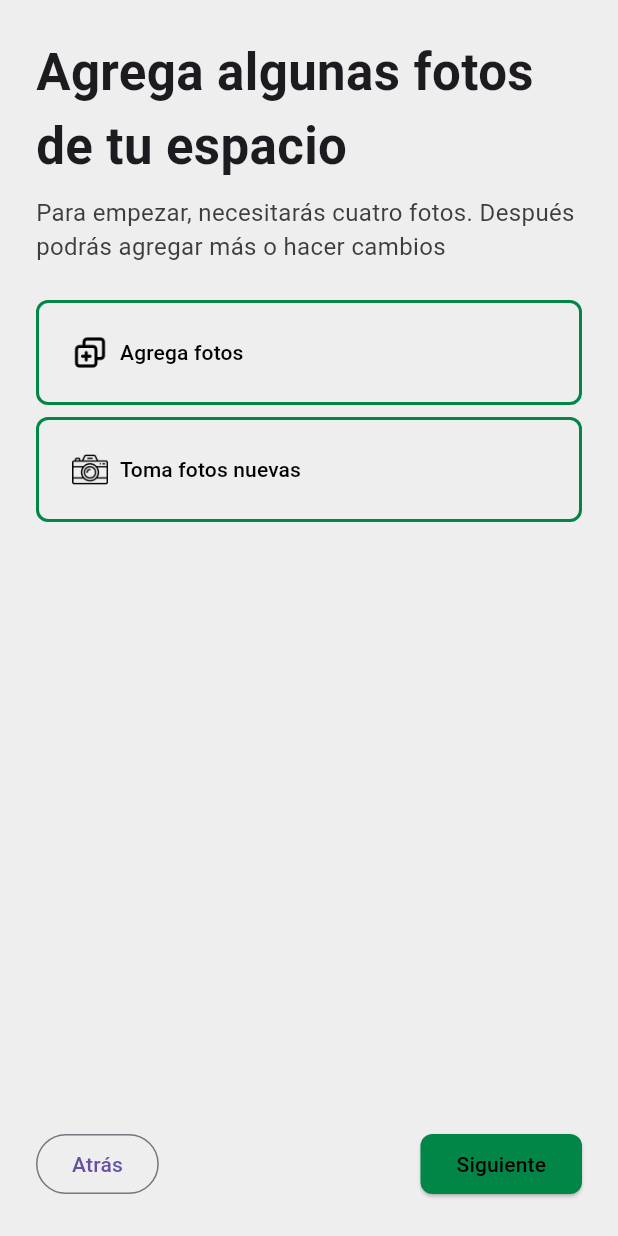
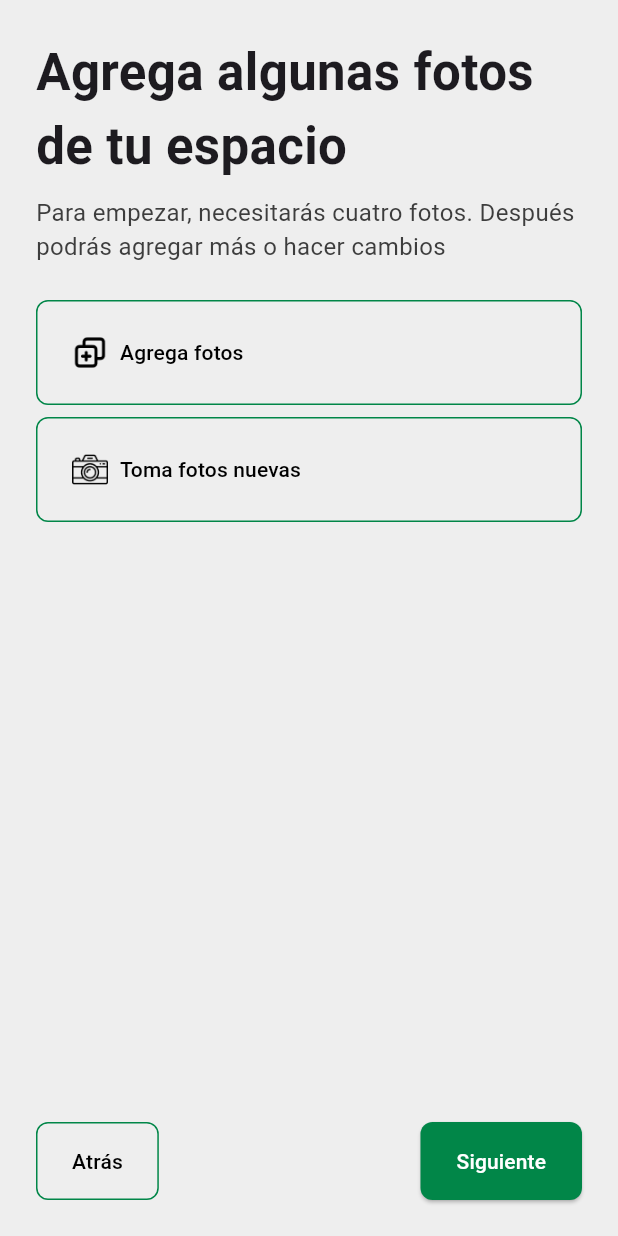
Before and after one commit to Aplicaciones-Moviles-WV61-Grupo4/NestHubApp, a Flutter app: the PhotoUploadScreen screen opened directly, on a phone screen of 412 x 824 dp. Run offline on Flutter 3.47's test engine with Material 3 defaults, Android fonts, the phone set to English and light mode, and no system bars; our stand-ins replace google_maps_flutter.

Commit message:
chore: added navigation

```diff
--- a/lib/photo_upload_screen.dart
+++ b/lib/photo_upload_screen.dart
@@ -1,4 +1,6 @@
 import 'package:flutter/material.dart';
+import 'package:nesthub/step_2_page.dart';
+import 'package:nesthub/step_3_page.dart';
 
 class PhotoUploadScreen extends StatelessWidget {
   const PhotoUploadScreen({super.key});
@@ -53,20 +55,38 @@ class PhotoUploadScreen extends StatelessWidget {
                 mainAxisAlignment: MainAxisAlignment.spaceBetween,
                 children: [
                   OutlinedButton(
-                    onPressed: () {},
-                    child: const Text('Atrás'),
-                  ),
-                  ElevatedButton(
-                    onPressed: () {},
-                    style: ElevatedButton.styleFrom(
-                      backgroundColor: const Color.fromARGB(255, 1, 134, 72),
+                    onPressed: () {
+                      Navigator.push(
+                        context,
+                        MaterialPageRoute(builder: (context) => const Step2Page()),
+                      );
+                    },
+                    style: OutlinedButton.styleFrom(
+                      side: const BorderSide(color: Color(0xFF018648)),
+                      padding: const EdgeInsets.symmetric(vertical: 16, horizontal: 24),
                       foregroundColor: Colors.black,
                       shape: RoundedRectangleBorder(
                         borderRadius: BorderRadius.circular(8),
                       ),
                     ),
-                    child: const Text('Siguiente',
-                        style: TextStyle(color: Colors.black)),
+                    child: const Text('Atrás'),
+                  ),
+                  ElevatedButton(
+                    onPressed: () {
+                      Navigator.push(
+                        context,
+                        MaterialPageRoute(builder: (context) => const Step3Page()),
+                      );
+                    },
+                    style: ElevatedButton.styleFrom(
+                      backgroundColor: const Color(0xFF018648),
+                      foregroundColor: Colors.white,
+                      padding: const EdgeInsets.symmetric(vertical: 16, horizontal: 24),
+                      shape: RoundedRectangleBorder(
+                        borderRadius: BorderRadius.circular(8),
+                      ),
+                    ),
+                    child: const Text('Siguiente'),
                   ),
                 ],
               ),
@@ -85,8 +105,8 @@ class PhotoUploadScreen extends StatelessWidget {
       onPressed: onPressed,
       style: OutlinedButton.styleFrom(
         side: const BorderSide(
-          color: Color.fromARGB(255, 1, 134, 72),
-          width: 2,
+          color: Color(0xFF018648),
+          width: 1,
         ),
         backgroundColor: Colors.grey[200],
         shape: RoundedRectangleBorder(
--- a/lib/price_setting_screen.dart
+++ b/lib/price_setting_screen.dart
@@ -63,6 +63,7 @@ class PriceSettingScreen extends StatelessWidget {
                     style: OutlinedButton.styleFrom(
                       side: const BorderSide(color: Color(0xFF01698C)),
                       foregroundColor: Colors.black,
+                      padding: const EdgeInsets.symmetric(vertical: 16, horizontal: 24),
                       shape: RoundedRectangleBorder(
                         borderRadius: BorderRadius.circular(8),
                       ),
@@ -72,8 +73,9 @@ class PriceSettingScreen extends StatelessWidget {
                   ElevatedButton(
                     onPressed: () {},
                     style: ElevatedButton.styleFrom(
-                      backgroundColor: const Color.fromARGB(255, 1, 134, 72),
+                      backgroundColor: const Color(0xFF01698C),
                       foregroundColor: Colors.white,
+                      padding: const EdgeInsets.symmetric(vertical: 16, horizontal: 24),
                       shape: RoundedRectangleBorder(
                         borderRadius: BorderRadius.circular(8),
                       ),
--- a/pubspec.yaml
+++ b/pubspec.yaml
@@ -9,7 +9,7 @@ environment:
 dependencies:
   flutter:
     sdk: flutter
-  google_maps_flutter: ^2.9.0
+  google_maps_flutter: ^2.0.6
   intl: ^0.17.0
 
 dev_dependencies:
```
Also changed, not shown: lib/space_type_selection_screen.dart (+7 -1 lines), lib/step_2_page.dart (+5 -4 lines), 1 other file.
